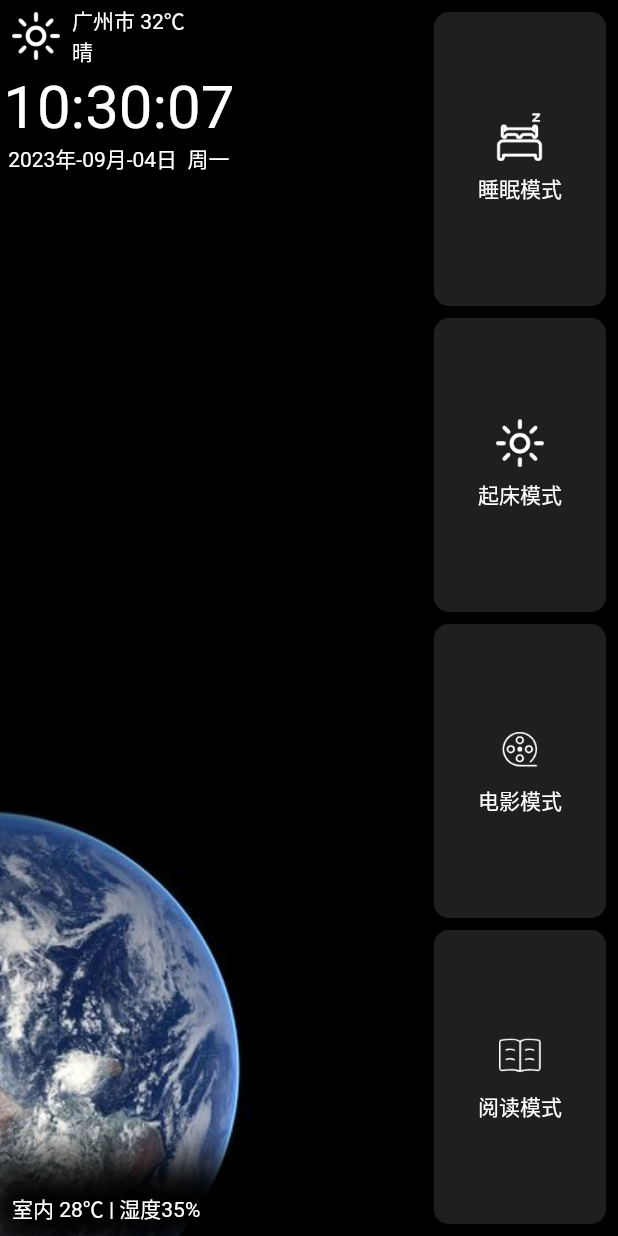
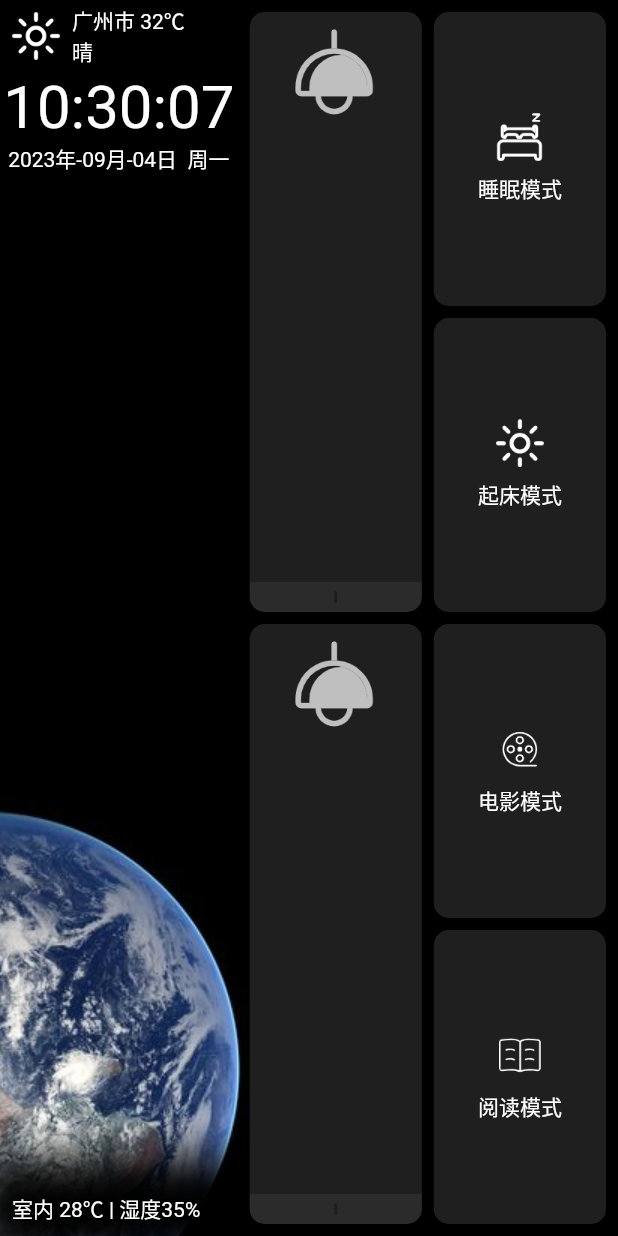
Before and after one commit to yiyuansheng/panel_controller, a Flutter app: the screen it shows after launch, on a phone screen of 412 x 824 dp. Run offline on Flutter 3.47's test engine with Material 2 defaults, Android fonts, the phone set to English and light mode, and no system bars; our stand-ins replace dio, fluttertoast, get, shared_preferences; missing offline and left inert: flutter_picker; network calls fail.

Commit message:
修复已知问题

```diff
--- a/lib/pages/home/components/index.dart
+++ b/lib/pages/home/components/index.dart
@@ -3,7 +3,6 @@ import 'dart:async';
 import 'package:flutter/material.dart';
 import 'package:panel_controller/pages/home/components/my_button.dart';
 import '../../../api/api.dart';
-import 'package:fluttertoast/fluttertoast.dart';
 import 'package:get/get.dart';
 import 'package:panel_controller/store/store.dart';
 import 'package:intl/intl.dart'; // 导入 intl 包
@@ -47,7 +46,7 @@ class _MyHomePageState extends State<MyHomePage> {
       });
     });
 
-    print(_currentTime.weekday);
+    // print(_currentTime.weekday);
   }
 
   // 执行场景
--- a/lib/pages/home/components/scene.dart
+++ b/lib/pages/home/components/scene.dart
@@ -68,7 +68,7 @@ class _Scene extends State<Scene> {
                 children: [
                   Image.asset(
                     "images/highway.jpg",
-                    width: 190,
+                    width: 200,
                     fit: BoxFit.cover,
                   ),
                   Align(
@@ -112,7 +112,7 @@ class _Scene extends State<Scene> {
                           crossAxisCount: 2,
                           crossAxisSpacing: 8,
                           mainAxisSpacing: 8,
-                          childAspectRatio: 1.1,
+                          childAspectRatio: 1.05,
                           children: [
                             MyButton(
                                 onPressed: () {
--- a/lib/pages/home/home.dart
+++ b/lib/pages/home/home.dart
@@ -15,17 +15,17 @@ class Home extends StatefulWidget {
 class _Home extends State<Home> {
   final PageController _pageController = PageController(initialPage: 1);
 
-  var deviceList = [
-    // {
-    //   'id': 0,
-    //   "deviceName": "",
-    //   "props": {"status": 0}
-    // },
-    // {
-    //   'id': 0,
-    //   "deviceName": "",
-    //   "props": {"status": 0}
-    // }
+  List<dynamic> deviceList = [
+    {
+      'id': 0,
+      "deviceName": "",
+      "props": {"status": 0}
+    },
+    {
+      'id': 0,
+      "deviceName": "",
+      "props": {"status": 0}
+    }
   ];
   var sceneList = [];
 
@@ -67,7 +67,12 @@ class _Home extends State<Home> {
       setState(() {
         sceneList = value.toList();
       });
-    }).catchError((e) => {});
+    }).catchError((e) {
+      Fluttertoast.showToast(
+          backgroundColor: Colors.white12,
+          msg: "请重新登录",
+          gravity: ToastGravity.CENTER);
+    });
   }
 
   @override
```
